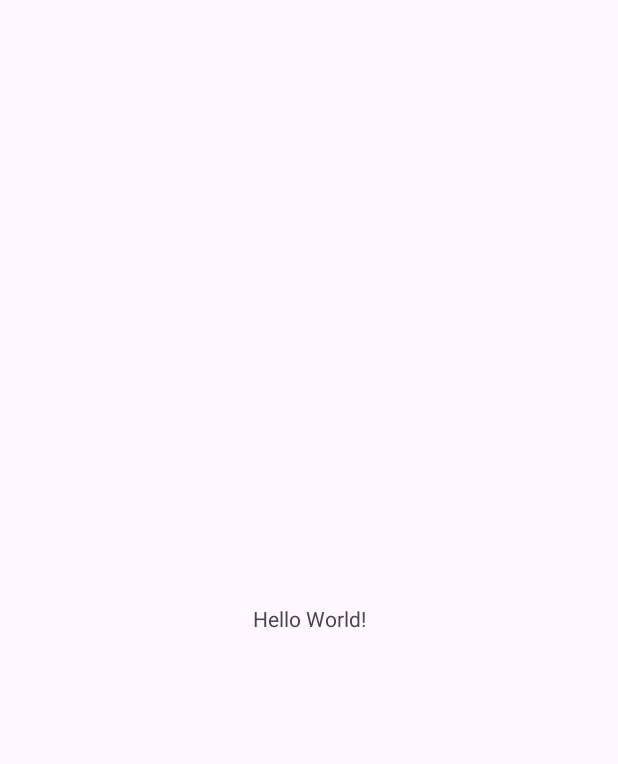
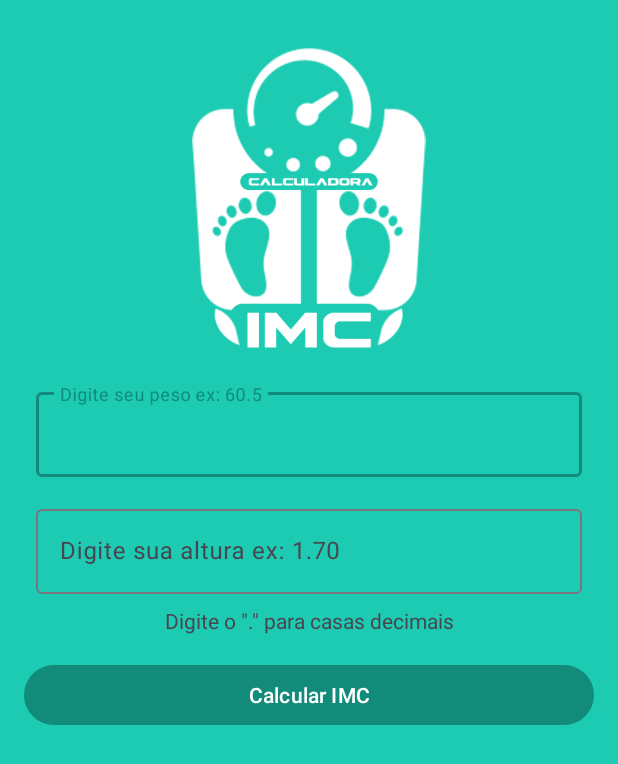
Before and after one commit to italomoraess/Calculadora-IMC, an Android app: the screen it shows after launch (MainActivity), on a phone screen of 412 x 824 dp. Before the commit the part shown is almost empty. Shown: the top 764 px of the screen. Run offline under Robolectric (Android 15) with nearby library versions, the phone set to English and light mode, and no system bars.

Commit message:
Create layout pages

```diff
--- a/app/src/main/AndroidManifest.xml
+++ b/app/src/main/AndroidManifest.xml
@@ -13,6 +13,9 @@
         android:theme="@style/Theme.CalculadoraIMC"
         tools:targetApi="31">
         <activity
+            android:name=".ResultadoActivity"
+            android:exported="false" />
+        <activity
             android:name=".MainActivity"
             android:exported="true">
             <intent-filter>
--- a/app/src/main/java/com/example/calculadoraimc/MainActivity.kt
+++ b/app/src/main/java/com/example/calculadoraimc/MainActivity.kt
@@ -1,11 +1,20 @@
 package com.example.calculadoraimc
 
+import android.content.Intent
 import androidx.appcompat.app.AppCompatActivity
 import android.os.Bundle
+import android.widget.Button
 
 class MainActivity : AppCompatActivity() {
+    private lateinit var btnCalcular: Button;
     override fun onCreate(savedInstanceState: Bundle?) {
         super.onCreate(savedInstanceState)
         setContentView(R.layout.activity_main)
+
+        btnCalcular = findViewById(R.id.btnCalcular);
+        btnCalcular.setOnClickListener {
+            val intent = Intent(this, ResultadoActivity::class.java)
+            startActivity(intent);
+        }
     }
 }
--- a/app/src/main/res/layout/activity_main.xml
+++ b/app/src/main/res/layout/activity_main.xml
@@ -6,13 +6,78 @@
     android:layout_height="match_parent"
     tools:context=".MainActivity">
 
+    <ImageView
+        android:id="@+id/imgLogo"
+        android:layout_width="200dp"
+        android:layout_height="200dp"
+        android:layout_marginTop="32dp"
+        app:layout_constraintEnd_toEndOf="parent"
+        app:layout_constraintHorizontal_bias="0.5"
+        app:layout_constraintStart_toStartOf="parent"
+        app:layout_constraintTop_toTopOf="parent"
+        app:srcCompat="@drawable/logo" />
+
+    <com.google.android.material.textfield.TextInputLayout
+        android:id="@+id/textInputLayout"
+        android:layout_width="0dp"
+        android:layout_height="wrap_content"
+        android:layout_marginStart="16dp"
+        android:layout_marginTop="16dp"
+        android:layout_marginEnd="16dp"
+        android:padding="8dp"
+        app:layout_constraintEnd_toEndOf="parent"
+        app:layout_constraintHorizontal_bias="0.5"
+        app:layout_constraintStart_toStartOf="parent"
+        app:layout_constraintTop_toBottomOf="@+id/imgLogo">
+
+        <com.google.android.material.textfield.TextInputEditText
+            android:id="@+id/editPeso"
+            android:layout_width="match_parent"
+            android:layout_height="wrap_content"
+            android:hint="Digite seu peso ex: 60.5"
+            android:inputType="number|numberDecimal" />
+    </com.google.android.material.textfield.TextInputLayout>
+
+    <com.google.android.material.textfield.TextInputLayout
+        android:id="@+id/textInputLayout2"
+        android:layout_width="0dp"
+        android:layout_height="wrap_content"
+        android:layout_marginStart="16dp"
+        android:layout_marginEnd="16dp"
+        android:padding="8dp"
+        app:layout_constraintEnd_toEndOf="parent"
+        app:layout_constraintHorizontal_bias="0.5"
+        app:layout_constraintStart_toStartOf="parent"
+        app:layout_constraintTop_toBottomOf="@+id/textInputLayout">
+
+        <com.google.android.material.textfield.TextInputEditText
+            android:id="@+id/editAltura"
+            android:layout_width="match_parent"
+            android:layout_height="wrap_content"
+            android:hint="Digite sua altura ex: 1.70"
+            android:inputType="number|numberDecimal" />
+    </com.google.android.material.textfield.TextInputLayout>
+
     <TextView
+        android:id="@+id/textView"
         android:layout_width="wrap_content"
         android:layout_height="wrap_content"
-        android:text="Hello World!"
-        app:layout_constraintBottom_toBottomOf="parent"
+        android:text="Digite o &quot;.&quot; para casas decimais"
         app:layout_constraintEnd_toEndOf="parent"
+        app:layout_constraintHorizontal_bias="0.5"
         app:layout_constraintStart_toStartOf="parent"
-        app:layout_constraintTop_toTopOf="parent" />
+        app:layout_constraintTop_toBottomOf="@+id/textInputLayout2" />
 
+    <Button
+        android:id="@+id/btnCalcular"
+        android:layout_width="0dp"
+        android:layout_height="wrap_content"
+        android:layout_marginStart="16dp"
+        android:layout_marginTop="16dp"
+        android:layout_marginEnd="16dp"
+        android:text="Calcular IMC"
+        app:layout_constraintEnd_toEndOf="parent"
+        app:layout_constraintHorizontal_bias="0.5"
+        app:layout_constraintStart_toStartOf="parent"
+        app:layout_constraintTop_toBottomOf="@+id/textView" />
 </androidx.constraintlayout.widget.ConstraintLayout>
--- a/app/src/main/res/values/colors.xml
+++ b/app/src/main/res/values/colors.xml
@@ -2,4 +2,9 @@
 <resources>
     <color name="black">#FF000000</color>
     <color name="white">#FFFFFFFF</color>
+
+    <color name="fundo">#1ccbb2</color>
+    <color name="primaria">#128b7a</color>
+    <color name="primaria_variacao">#006153</color>
+
 </resources>
--- a/app/src/main/res/values/themes.xml
+++ b/app/src/main/res/values/themes.xml
@@ -2,7 +2,9 @@
     <!-- Base application theme. -->
     <style name="Base.Theme.CalculadoraIMC" parent="Theme.Material3.DayNight.NoActionBar">
         <!-- Customize your light theme here. -->
-        <!-- <item name="colorPrimary">@color/my_light_primary</item> -->
+        <item name="colorPrimary">@color/primaria</item>
+        <item name="colorPrimaryVariant">@color/primaria_variacao</item>
+        <item name="android:windowBackground">@color/fundo</item>
     </style>
 
     <style name="Theme.CalculadoraIMC" parent="Base.Theme.CalculadoraIMC" />
```
Also changed, not shown: app/src/main/java/com/example/calculadoraimc/ResultadoActivity.kt (added, +11 -0 lines), app/src/main/res/layout/activity_resultado.xml (added, +70 -0 lines).
